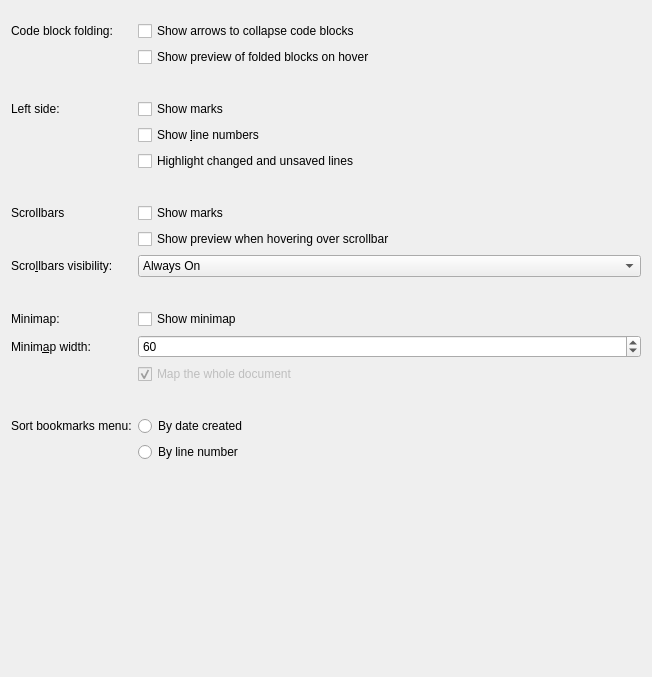
This is src/dialogs/bordersappearanceconfigwidget.ui in KDE/ktexteditor as Qt 5 draws it before an edit. The edited form follows.
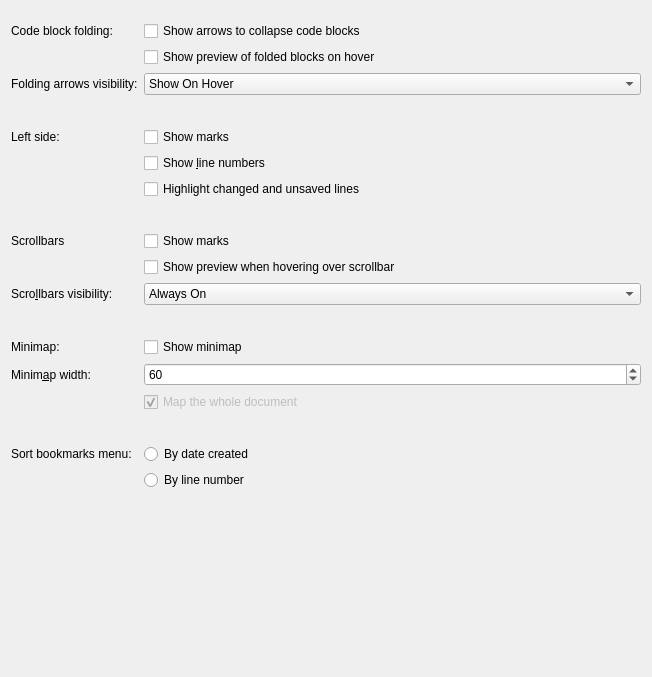
This is the edited form.

Commit message:
Add option to show folding markers on hover only
Folding markers are useful, but sometimes it leads to too much noise. As
such an option to show them on hover only leads to a more minimal and
cleaner experience.

What changed in the file:
```diff
--- a/src/dialogs/bordersappearanceconfigwidget.ui
+++ b/src/dialogs/bordersappearanceconfigwidget.ui
@@ -46,7 +46,7 @@
        </property>
       </widget>
      </item>
-     <item row="2" column="1">
+     <item row="4" column="1">
       <spacer name="verticalSpacer_2">
        <property name="orientation">
         <enum>Qt::Vertical</enum>
@@ -62,14 +62,14 @@
        </property>
       </spacer>
      </item>
-     <item row="3" column="0">
+     <item row="6" column="0">
       <widget class="QLabel" name="label_2">
        <property name="text">
         <string>Left side:</string>
        </property>
       </widget>
      </item>
-     <item row="3" column="1">
+     <item row="6" column="1">
       <widget class="QCheckBox" name="chkIconBorder">
        <property name="whatsThis">
         <string>&lt;p&gt;If this option is checked, every new view will display an icon border on the left hand side.&lt;/p&gt;&lt;p&gt;The icon border shows bookmark signs, for instance.&lt;/p&gt;</string>
@@ -79,7 +79,7 @@
        </property>
       </widget>
      </item>
-     <item row="4" column="1">
+     <item row="7" column="1">
       <widget class="QCheckBox" name="chkLineNumbers">
        <property name="whatsThis">
         <string>If this option is checked, every new view will display line numbers on the left hand side.</string>
@@ -89,7 +89,7 @@
        </property>
       </widget>
      </item>
-     <item row="5" column="1">
+     <item row="8" column="1">
       <widget class="QCheckBox" name="chkShowLineModification">
        <property name="whatsThis">
         <string>If this option is checked, a small indicator for modified and saved lines is shown on the left hand side.</string>
@@ -99,7 +99,7 @@
        </property>
       </widget>
      </item>
-     <item row="6" column="1">
+     <item row="9" column="1">
       <spacer name="verticalSpacer_3">
        <property name="orientation">
         <enum>Qt::Vertical</enum>
@@ -115,14 +115,14 @@
        </property>
       </spacer>
      </item>
-     <item row="7" column="0">
+     <item row="10" column="0">
       <widget class="QLabel" name="label_3">
        <property name="text">
         <string>Scrollbars</string>
        </property>
       </widget>
      </item>
-     <item row="7" column="1">
+     <item row="10" column="1">
       <widget class="QCheckBox" name="chkScrollbarMarks">
        <property name="whatsThis">
         <string>&lt;p&gt;If this option is checked, every new view will show marks on the vertical scrollbar.&lt;/p&gt;&lt;p&gt;These marks will show bookmarks, for instance.&lt;/p&gt;</string>
@@ -132,7 +132,7 @@
        </property>
       </widget>
      </item>
-     <item row="8" column="1">
+     <item row="11" column="1">
       <widget class="QCheckBox" name="chkScrollbarPreview">
        <property name="whatsThis">
         <string>&lt;p&gt;If this option is checked, hovering over the vertical scrollbar will show a preview of the text.&lt;/p&gt;</string>
@@ -142,7 +142,7 @@
        </property>
       </widget>
      </item>
-     <item row="10" column="1">
+     <item row="13" column="1">
       <spacer name="verticalSpacer_4">
        <property name="orientation">
         <enum>Qt::Vertical</enum>
@@ -158,14 +158,14 @@
        </property>
       </spacer>
      </item>
-     <item row="11" column="0">
+     <item row="14" column="0">
       <widget class="QLabel" name="label_4">
        <property name="text">
         <string>Minimap:</string>
        </property>
       </widget>
      </item>
-     <item row="11" column="1">
+     <item row="14" column="1">
       <widget class="QCheckBox" name="chkScrollbarMiniMap">
        <property name="whatsThis">
         <string>If this option is checked, every new view will show a mini map on the vertical scrollbar.</string>
@@ -175,7 +175,7 @@
        </property>
       </widget>
      </item>
-     <item row="13" column="1">
+     <item row="16" column="1">
       <widget class="QCheckBox" name="chkScrollbarMiniMapAll">
        <property name="enabled">
         <bool>false</bool>
@@ -191,7 +191,7 @@
        </property>
       </widget>
      </item>
-     <item row="12" column="1">
+     <item row="15" column="1">
       <widget class="QSpinBox" name="spBoxMiniMapWidth">
        <property name="minimum">
         <number>40</number>
@@ -207,7 +207,7 @@
        </property>
       </widget>
      </item>
-     <item row="12" column="0">
+     <item row="15" column="0">
       <widget class="QLabel" name="labelMiniMapWidth">
        <property name="text">
         <string>Minim&amp;ap width:</string>
@@ -217,7 +217,7 @@
        </property>
       </widget>
      </item>
-     <item row="9" column="1">
+     <item row="12" column="1">
       <widget class="QComboBox" name="cmbShowScrollbars">
        <item>
         <property name="text">
@@ -236,7 +236,7 @@
        </item>
       </widget>
      </item>
-     <item row="9" column="0">
+     <item row="12" column="0">
       <widget class="QLabel" name="lblShowScrollbars">
        <property name="text">
         <string>Scro&amp;llbars visibility:</string>
@@ -246,7 +246,7 @@
        </property>
       </widget>
      </item>
-     <item row="15" column="1">
+     <item row="18" column="1">
       <widget class="QRadioButton" name="rbSortBookmarksByCreation">
        <property name="whatsThis">
         <string>Each new bookmark will be added to the bottom, independently from where it is placed in the document.</string>
@@ -256,7 +256,7 @@
        </property>
       </widget>
      </item>
-     <item row="16" column="1">
+     <item row="19" column="1">
       <widget class="QRadioButton" name="rbSortBookmarksByPosition">
        <property name="whatsThis">
         <string>The bookmarks will be ordered by the line numbers they are placed at.</string>
@@ -266,14 +266,14 @@
        </property>
       </widget>
      </item>
-     <item row="15" column="0">
+     <item row="18" column="0">
       <widget class="QLabel" name="label_5">
        <property name="text">
         <string>Sort bookmarks menu:</string>
        </property>
       </widget>
      </item>
-     <item row="14" column="1">
+     <item row="17" column="1">
       <spacer name="verticalSpacer_5">
        <property name="orientation">
         <enum>Qt::Vertical</enum>
@@ -289,6 +289,27 @@
        </property>
       </spacer>
      </item>
+     <item row="2" column="0">
+      <widget class="QLabel" name="label_6">
+       <property name="text">
+        <string>Folding arrows visibility:</string>
+       </property>
+      </widget>
+     </item>
+     <item row="2" column="1">
+      <widget class="QComboBox" name="cmbFoldingArrowVisiblity">
+       <item>
+        <property name="text">
+         <string>Show On Hover</string>
+        </property>
+       </item>
+       <item>
+        <property name="text">
+         <string>Show Always</string>
+        </property>
+       </item>
+      </widget>
+     </item>
     </layout>
    </item>
    <item>
```
The commit also changes 5 other files.
